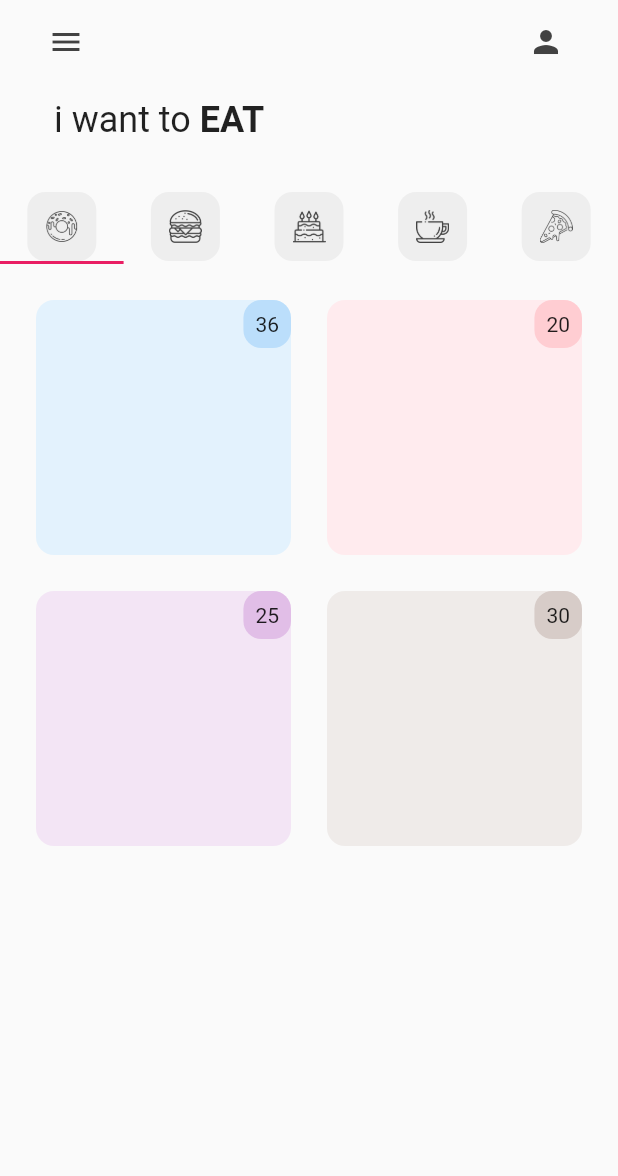
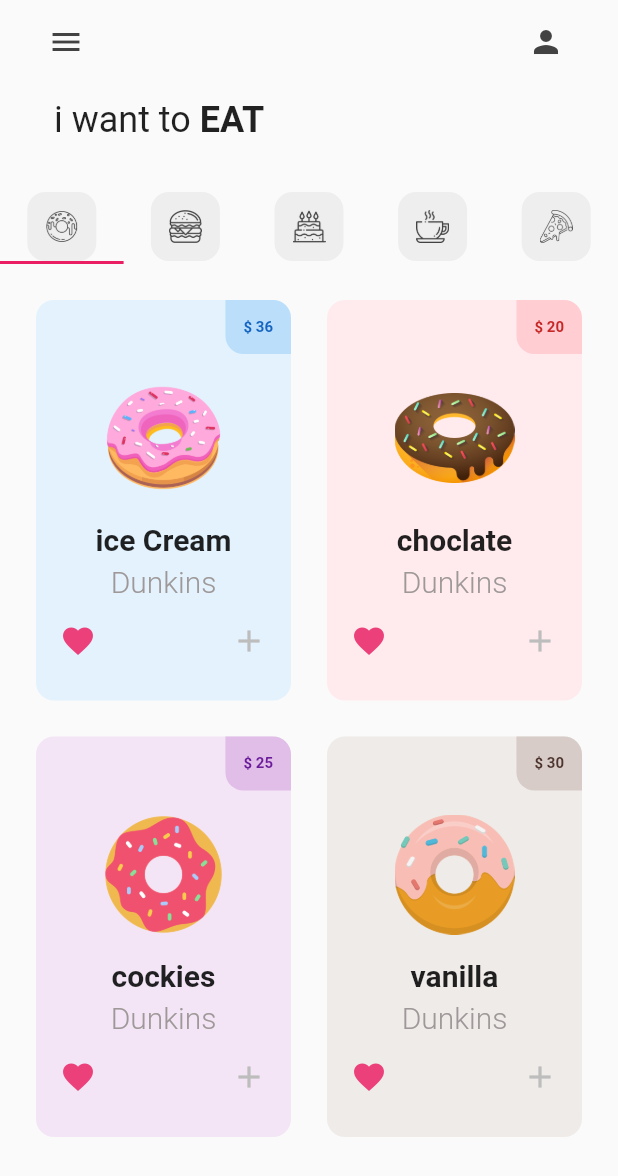
Before and after one commit to MoBebba123/flutter-store-ui, a Flutter app: the screen it shows after launch, on a phone screen of 412 x 824 dp. Shown: the top 1176 px of the screen. Run offline on Flutter 3.47's test engine with Material 2 defaults, Android fonts, the phone set to English and light mode, and no system bars.

Commit message:
new commits

```diff
--- a/lib/pages/home_page.dart
+++ b/lib/pages/home_page.dart
@@ -67,7 +67,8 @@ class _HomePageState extends State<HomePage> {
         length: myTabs.length,
         child: Column(children: [
           Padding(
-            padding: EdgeInsets.symmetric(horizontal: 36.0, vertical: 10.0),
+            padding:
+                const EdgeInsets.symmetric(horizontal: 36.0, vertical: 10.0),
             child: Row(
               children: const [
                 Text(
--- a/lib/tabs/donut_tab.dart
+++ b/lib/tabs/donut_tab.dart
@@ -20,8 +20,8 @@ class DonutTab extends StatelessWidget {
     return GridView.builder(
       itemCount: donutsOnSale.length,
       padding: const EdgeInsets.all(12),
-      gridDelegate:
-          const SliverGridDelegateWithFixedCrossAxisCount(crossAxisCount: 2),
+      gridDelegate: const SliverGridDelegateWithFixedCrossAxisCount(
+          crossAxisCount: 2, childAspectRatio: 1 / 1.5),
       itemBuilder: (context, index) {
         return DonutTile(
           donutFlavor: donutsOnSale[index][0],
--- a/lib/utils/donut_tile.dart
+++ b/lib/utils/donut_tile.dart
@@ -1,5 +1,6 @@
 import 'dart:ui';
 
+import 'package:flutter/material.dart';
 import 'package:flutter/rendering.dart';
 import 'package:flutter/src/widgets/basic.dart';
 import 'package:flutter/src/widgets/container.dart';
@@ -38,18 +39,68 @@ class DonutTile extends StatelessWidget {
                   Container(
                     decoration: BoxDecoration(
                         color: donutColor[100],
-                        borderRadius: BorderRadius.circular(borderRadius)),
-                    padding: const EdgeInsets.all(8.0),
-                    child: Text(donutPrice),
+                        borderRadius: BorderRadius.only(
+                          bottomLeft: Radius.circular(borderRadius),
+                          topRight: Radius.circular(borderRadius),
+                        )),
+                    padding: const EdgeInsets.all(12),
+                    child: Text(
+                      '\$ $donutPrice',
+                      style: TextStyle(
+                          color: donutColor[800],
+                          fontWeight: FontWeight.bold,
+                          fontSize: 10),
+                    ),
                   ),
                 ],
               ),
 
               // image
+              Padding(
+                padding:
+                    const EdgeInsets.symmetric(horizontal: 45, vertical: 16),
+                child: Image.asset(
+                  imageName,
+                ),
+              ),
 
               // description
-
+              Text(
+                donutFlavor,
+                style:
+                    const TextStyle(fontWeight: FontWeight.bold, fontSize: 20),
+              ),
               // icons
+              const SizedBox(height: 5),
+              const Text(
+                "Dunkins",
+                style: TextStyle(
+                    fontWeight: FontWeight.w300,
+                    fontSize: 20,
+                    color: Color.fromARGB(255, 158, 152, 152)),
+              ),
+              Padding(
+                padding: const EdgeInsets.all(8.0),
+                child: Row(
+                  mainAxisAlignment: MainAxisAlignment.spaceBetween,
+                  children: [
+                    Padding(
+                      padding: const EdgeInsets.all(8.0),
+                      child: Icon(
+                        Icons.favorite,
+                        color: Colors.pink[400],
+                      ),
+                    ),
+                    Padding(
+                      padding: const EdgeInsets.all(8.0),
+                      child: Icon(
+                        Icons.add,
+                        color: Colors.grey[400],
+                      ),
+                    ),
+                  ],
+                ),
+              )
             ],
           )),
     );
```
